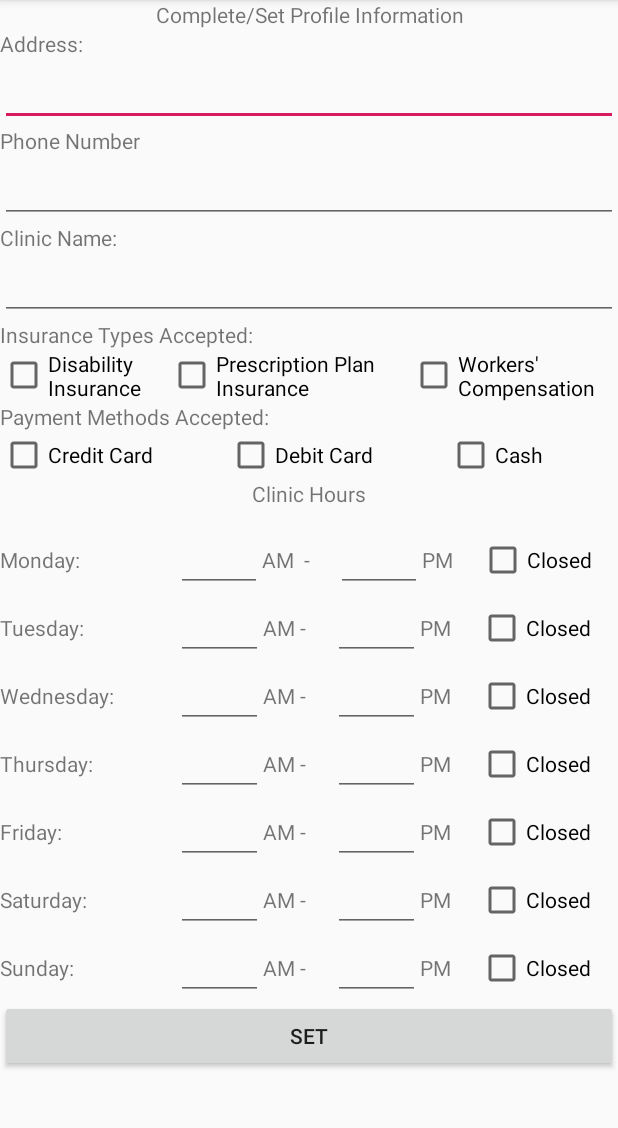
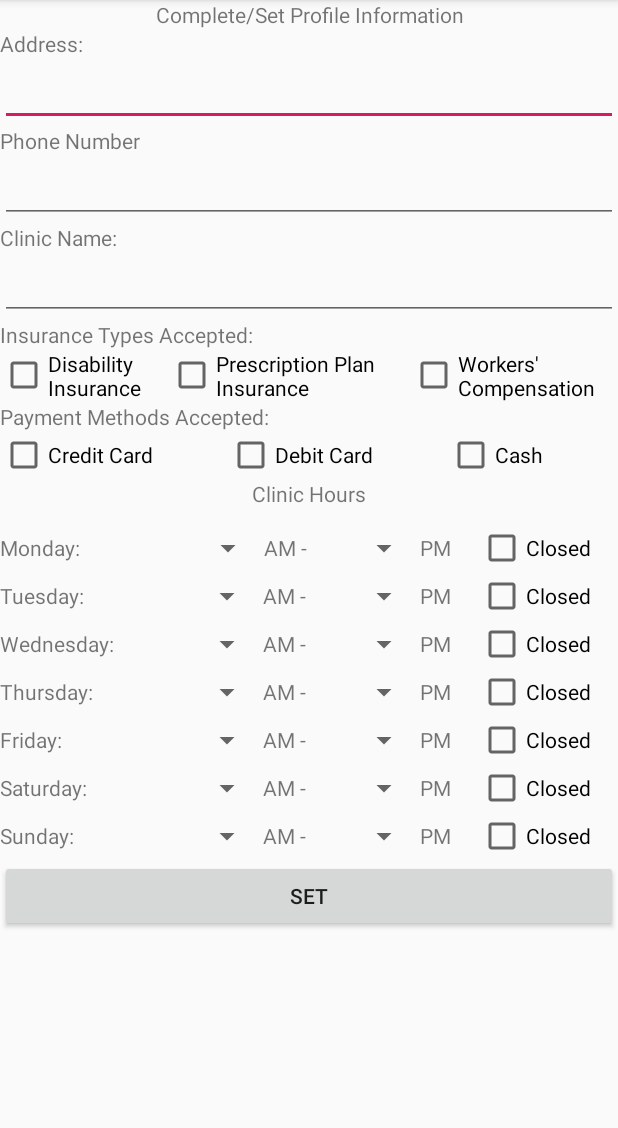
Before and after one commit to ckoya012/android-walkncare, an Android app: the EmployeeSetupActivity screen opened directly, with no data from a screen before it, on a phone screen of 412 x 824 dp, the part 84-1212 px from its top. Run offline under Robolectric (Android 15) with nearby library versions, the phone set to English and light mode, and no system bars; our stand-ins replace Firebase (no records; nobody signed in at launch, a user with empty details on screens opened directly); 7 statements that could not run were skipped.

Commit message:
updated xml for profile info

```diff
--- a/app/src/main/java/com/example/walkinclinic/EmployeeSetupActivity.java
+++ b/app/src/main/java/com/example/walkinclinic/EmployeeSetupActivity.java
@@ -27,6 +27,7 @@ public class EmployeeSetupActivity extends AppCompatActivity {
     private EditText addressView,phoneView,titleView;
     private char[] insurance, payment;
     private CheckBox in1,in2,in3,p1,p2,p3;
+    private CheckBox c1, c2, c3, c4, c5, c6, c7;
     private Employee user;
     private boolean valid;
     @Override
@@ -46,6 +47,14 @@ public class EmployeeSetupActivity extends AppCompatActivity {
         user = (Employee) getIntent().getSerializableExtra("USER_DATA");
         uid = user.getID();
         ref = FirebaseDatabase.getInstance().getReference().child("employees").child(uid);
+
+        c1 = findViewById(R.id.closedBox1);
+        c2 = findViewById(R.id.closedBox2); // closedBox for Wednesday
+        c3 = findViewById(R.id.closedBox3);
+        c4 = findViewById(R.id.closedBox4);
+        c5 = findViewById(R.id.closedBox5);
+        c6 = findViewById(R.id.closedBox6);
+        c7 = findViewById(R.id.closedBox7); // closedBox for tuesday
 
     }
 
@@ -95,8 +104,6 @@ public class EmployeeSetupActivity extends AppCompatActivity {
     }
 
     public void setButtonClicked(View view){
-
-
 
         if(in1.isChecked()){
             insurance[0] = '1';
@@ -180,4 +187,7 @@ public class EmployeeSetupActivity extends AppCompatActivity {
         btn.performClick();
     }
 
+
+
+
 }
--- a/app/src/main/res/layout/activity_employee_setup.xml
+++ b/app/src/main/res/layout/activity_employee_setup.xml
@@ -6,10 +6,14 @@
     android:layout_height="match_parent"
     tools:context=".EmployeeSetupActivity">
 
+    <ScrollView
+        android:layout_width="match_parent"
+        android:layout_height="match_parent">
+
         <LinearLayout
             android:id="@+id/mainLayout"
             android:layout_width="match_parent"
-        android:layout_height="match_parent"
+            android:layout_height="wrap_content"
             android:orientation="vertical">
 
             <TextView
@@ -146,28 +150,29 @@
 
                     <TextView
                         android:id="@+id/monday"
-                    android:layout_width="100dp"
+                        android:layout_width="101dp"
                         android:layout_height="wrap_content"
                         android:layout_weight="1"
                         android:text="Monday:" />
 
-                <AutoCompleteTextView
-                    android:id="@+id/startTime1"
+                    <Spinner
+                        android:id="@+id/spinnerAmMonday"
                         android:layout_width="40dp"
-                    android:layout_height="wrap_content"
-                    android:layout_weight="1" />
+                        android:layout_height="match_parent"
+                        android:layout_weight="1"
+                        android:dropDownWidth="match_parent" />
 
                     <TextView
                         android:id="@+id/textView23"
                         android:layout_width="wrap_content"
                         android:layout_height="wrap_content"
                         android:layout_weight="1"
-                    android:text="AM  -" />
+                        android:text="AM -" />
 
-                <AutoCompleteTextView
-                    android:id="@+id/endTime1"
+                    <Spinner
+                        android:id="@+id/spinnerPmMonday"
                         android:layout_width="40dp"
-                    android:layout_height="wrap_content"
+                        android:layout_height="match_parent"
                         android:layout_weight="1" />
 
                     <TextView
@@ -200,11 +205,12 @@
                         android:layout_weight="1"
                         android:text="Tuesday:" />
 
-                <AutoCompleteTextView
-                    android:id="@+id/startTime2"
+                    <Spinner
+                        android:id="@+id/spinnerAmTuesday"
                         android:layout_width="40dp"
-                    android:layout_height="wrap_content"
-                    android:layout_weight="1" />
+                        android:layout_height="match_parent"
+                        android:layout_weight="1"
+                        android:dropDownWidth="match_parent" />
 
                     <TextView
                         android:id="@+id/textView26"
@@ -213,10 +219,10 @@
                         android:layout_weight="1"
                         android:text="AM -" />
 
-                <AutoCompleteTextView
-                    android:id="@+id/endTime2"
+                    <Spinner
+                        android:id="@+id/spinnerPmTuesday"
                         android:layout_width="40dp"
-                    android:layout_height="wrap_content"
+                        android:layout_height="match_parent"
                         android:layout_weight="1" />
 
                     <TextView
@@ -227,7 +233,7 @@
                         android:text="PM" />
 
                     <CheckBox
-                    android:id="@+id/closedBox"
+                        android:id="@+id/closedBox7"
                         android:layout_width="wrap_content"
                         android:layout_height="wrap_content"
                         android:layout_weight="1"
@@ -248,10 +254,10 @@
                         android:layout_weight="1"
                         android:text="Wednesday:" />
 
-                <AutoCompleteTextView
-                    android:id="@+id/startTime3"
+                    <Spinner
+                        android:id="@+id/spinnerAmWednesday"
                         android:layout_width="40dp"
-                    android:layout_height="wrap_content"
+                        android:layout_height="match_parent"
                         android:layout_weight="1" />
 
                     <TextView
@@ -261,10 +267,10 @@
                         android:layout_weight="1"
                         android:text="AM -" />
 
-                <AutoCompleteTextView
-                    android:id="@+id/endTime3"
+                    <Spinner
+                        android:id="@+id/spinnerPmWednesday"
                         android:layout_width="40dp"
-                    android:layout_height="wrap_content"
+                        android:layout_height="match_parent"
                         android:layout_weight="1" />
 
                     <TextView
@@ -296,10 +302,10 @@
                         android:layout_weight="1"
                         android:text="Thursday:" />
 
-                <AutoCompleteTextView
-                    android:id="@+id/startTime4"
+                    <Spinner
+                        android:id="@+id/spinnerAmThrusday"
                         android:layout_width="40dp"
-                    android:layout_height="wrap_content"
+                        android:layout_height="match_parent"
                         android:layout_weight="1" />
 
                     <TextView
@@ -309,10 +315,10 @@
                         android:layout_weight="1"
                         android:text="AM -" />
 
-                <AutoCompleteTextView
-                    android:id="@+id/endTime4"
+                    <Spinner
+                        android:id="@+id/spinnerPmThrusday"
                         android:layout_width="40dp"
-                    android:layout_height="wrap_content"
+                        android:layout_height="match_parent"
                         android:layout_weight="1" />
 
                     <TextView
@@ -344,10 +350,10 @@
                         android:layout_weight="1"
                         android:text="Friday:" />
 
-                <AutoCompleteTextView
-                    android:id="@+id/startTime5"
+                    <Spinner
+                        android:id="@+id/spinnerAmFriday"
                         android:layout_width="40dp"
-                    android:layout_height="wrap_content"
+                        android:layout_height="match_parent"
                         android:layout_weight="1" />
 
                     <TextView
@@ -357,10 +363,10 @@
                         android:layout_weight="1"
                         android:text="AM -" />
 
-                <AutoCompleteTextView
-                    android:id="@+id/endTime5"
+                    <Spinner
+                        android:id="@+id/spinnerPmFriday"
                         android:layout_width="40dp"
-                    android:layout_height="wrap_content"
+                        android:layout_height="match_parent"
                         android:layout_weight="1" />
 
                     <TextView
@@ -392,10 +398,10 @@
                         android:layout_weight="1"
                         android:text="Saturday:" />
 
-                <AutoCompleteTextView
-                    android:id="@+id/startTime6"
+                    <Spinner
+                        android:id="@+id/spinnerAmSaturday"
                         android:layout_width="40dp"
-                    android:layout_height="wrap_content"
+                        android:layout_height="match_parent"
                         android:layout_weight="1" />
 
                     <TextView
@@ -405,10 +411,10 @@
                         android:layout_weight="1"
                         android:text="AM -" />
 
-                <AutoCompleteTextView
-                    android:id="@+id/endTime6"
+                    <Spinner
+                        android:id="@+id/spinnerPmSaturday"
                         android:layout_width="40dp"
-                    android:layout_height="wrap_content"
+                        android:layout_height="match_parent"
                         android:layout_weight="1" />
 
                     <TextView
@@ -440,10 +446,10 @@
                         android:layout_weight="1"
                         android:text="Sunday:" />
 
-                <AutoCompleteTextView
-                    android:id="@+id/startTime7"
+                    <Spinner
+                        android:id="@+id/spinnerAmSunday"
                         android:layout_width="40dp"
-                    android:layout_height="wrap_content"
+                        android:layout_height="match_parent"
                         android:layout_weight="1" />
 
                     <TextView
@@ -453,10 +459,10 @@
                         android:layout_weight="1"
                         android:text="AM -" />
 
-                <AutoCompleteTextView
-                    android:id="@+id/endTime7"
+                    <Spinner
+                        android:id="@+id/spinnerPmSunday"
                         android:layout_width="40dp"
-                    android:layout_height="wrap_content"
+                        android:layout_height="match_parent"
                         android:layout_weight="1" />
 
                     <TextView
@@ -484,4 +490,6 @@
 
 
         </LinearLayout>
+    </ScrollView>
+
 </androidx.constraintlayout.widget.ConstraintLayout>
```
Lines whose indentation alone changed are shown as unchanged.
